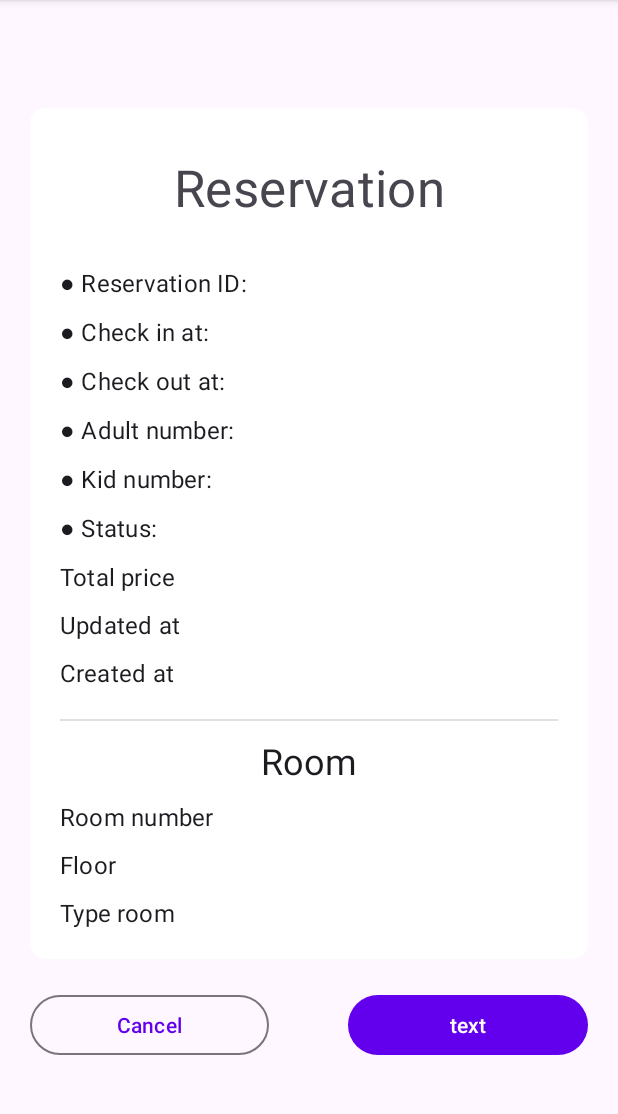
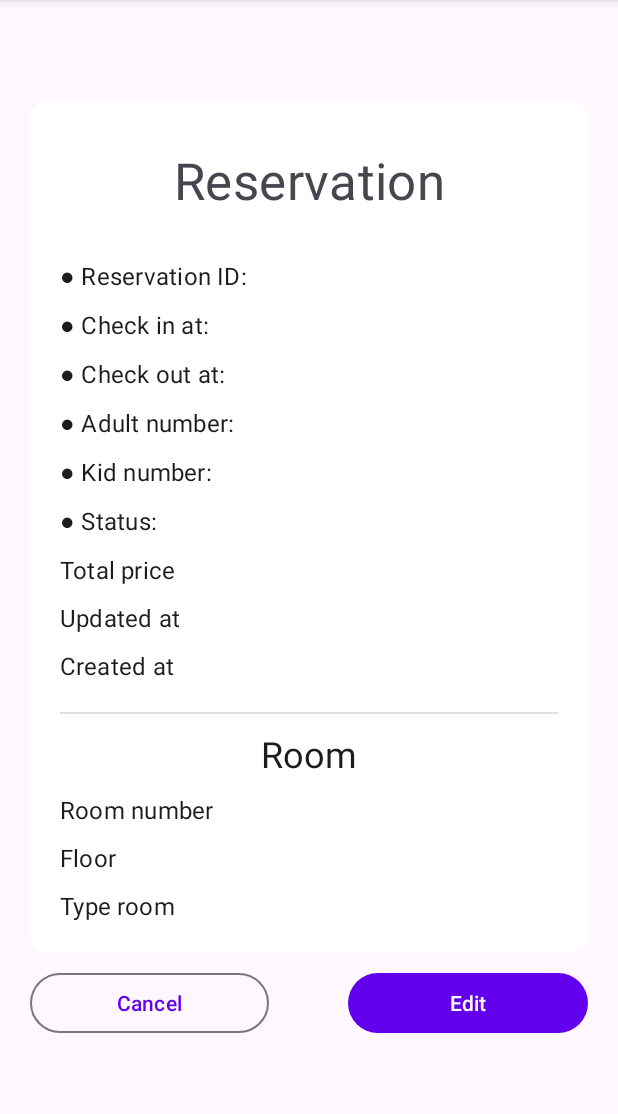
Before and after one commit to NghiaHaNgoc/HotelBookingApp, an Android app: the fragment ReservationHistoryDetailFragment shown on its own in the app's theme, on a phone screen of 412 x 824 dp, the part 96-1210 px from its top. Run offline under Robolectric (Android 15) with nearby library versions, the phone set to English and light mode, and no system bars; 8 statements that could not run were skipped.

Commit message:
Add PaymentFragment for reservation

```diff
--- a/app/src/main/java/com/hotel/hotel_booking_app/service/ApiService.java
+++ b/app/src/main/java/com/hotel/hotel_booking_app/service/ApiService.java
@@ -64,6 +64,10 @@ public class ApiService {
         return service.listReservation(getAuthorization());
     }
 
+    public Call<ApiResponse<Reservation>> cancelReservation(int id) {
+        return service.cancelReservation(getAuthorization(), id);
+    }
+
     private String getAuthorization() {
         return "Bearer " + context.getSharedPreferences("account",
                 Context.MODE_PRIVATE).getString("token", "");
--- a/app/src/main/java/com/hotel/hotel_booking_app/ui/reservation/ReservationFragment.java
+++ b/app/src/main/java/com/hotel/hotel_booking_app/ui/reservation/ReservationFragment.java
@@ -225,7 +225,6 @@ public class ReservationFragment extends Fragment {
                 public void onResponse(Call<ApiResponse<Reservation>> call,
                                        Response<ApiResponse<Reservation>> response) {
                     alertDialogLoading.dismiss();
-                    Reservation result = response.body().result;
                     if (response.body().status != 200) {
                         alertDialogError.setTitle(getResources().getString(R.string.out_of_room_title));
                         alertDialogError.setMessage(getResources().getString(R.string.out_of_room_message));
--- a/app/src/main/java/com/hotel/hotel_booking_app/ui/reservation_history/ReservationHistoryDetailFragment.java
+++ b/app/src/main/java/com/hotel/hotel_booking_app/ui/reservation_history/ReservationHistoryDetailFragment.java
@@ -104,6 +104,7 @@ public class ReservationHistoryDetailFragment extends Fragment {
         switch (reservation.status) {
             case 1:
                 statusRes = getResources().getString(R.string.status_waiting).toUpperCase();
+                binding.buttonReservationHistoryDetailPayment.setVisibility(View.VISIBLE);
                 break;
             case 2:
                 statusRes = getResources().getString(R.string.status_open).toUpperCase();
--- /dev/null
+++ b/app/src/main/res/drawable/qr_code_scanner.xml
@@ -0,0 +1,5 @@
+<vector xmlns:android="http://schemas.android.com/apk/res/android" android:height="24dp" android:tint="#000000" android:viewportHeight="24" android:viewportWidth="24" android:width="24dp">
+
+    <path android:fillColor="@android:color/white" android:pathData="M9.5,6.5v3h-3v-3H9.5M11,5H5v6h6V5L11,5zM9.5,14.5v3h-3v-3H9.5M11,13H5v6h6V13L11,13zM17.5,6.5v3h-3v-3H17.5M19,5h-6v6h6V5L19,5zM13,13h1.5v1.5H13V13zM14.5,14.5H16V16h-1.5V14.5zM16,13h1.5v1.5H16V13zM13,16h1.5v1.5H13V16zM14.5,17.5H16V19h-1.5V17.5zM16,16h1.5v1.5H16V16zM17.5,14.5H19V16h-1.5V14.5zM17.5,17.5H19V19h-1.5V17.5zM22,7h-2V4h-3V2h5V7zM22,22v-5h-2v3h-3v2H22zM2,22h5v-2H4v-3H2V22zM2,2v5h2V4h3V2H2z"/>
+
+</vector>
--- a/app/src/main/res/layout/fragment_reservation_history_detail.xml
+++ b/app/src/main/res/layout/fragment_reservation_history_detail.xml
@@ -1,9 +1,9 @@
 <?xml version="1.0" encoding="utf-8"?>
 <LinearLayout xmlns:android="http://schemas.android.com/apk/res/android"
+    xmlns:app="http://schemas.android.com/apk/res-auto"
     xmlns:tools="http://schemas.android.com/tools"
     android:layout_width="match_parent"
     android:layout_height="match_parent"
-    xmlns:app="http://schemas.android.com/apk/res-auto"
     android:gravity="center"
     android:orientation="vertical"
     tools:context=".ui.reservation_history.ReservationHistoryDetailFragment">
@@ -11,12 +11,13 @@
     <androidx.cardview.widget.CardView
         android:layout_width="match_parent"
         android:layout_height="wrap_content"
-        app:cardCornerRadius="10dp"
-        android:layout_margin="20dp">
+        android:layout_marginHorizontal="20dp"
+        app:cardCornerRadius="10dp">
 
         <LinearLayout
             android:layout_width="match_parent"
             android:layout_height="wrap_content"
+            android:gravity="center"
             android:orientation="vertical"
             android:padding="20dp">
 
@@ -25,9 +26,9 @@
                 android:layout_width="match_parent"
                 android:layout_height="wrap_content"
                 android:layout_marginTop="10dp"
+                android:layout_marginBottom="20dp"
                 android:gravity="center"
-                android:text="@string/reservation"
-                android:layout_marginBottom="20dp"/>
+                android:text="@string/reservation" />
 
             <TextView
                 android:id="@+id/text_reservation_history_detail_reservation_id"
@@ -140,13 +141,26 @@
                 android:text="@string/type_room"
 
                 />
+
+
         </LinearLayout>
     </androidx.cardview.widget.CardView>
+
+    <Button
+        android:id="@+id/button_reservation_history_detail_payment"
+        style="@style/Widget.Material3.Button.TonalButton"
+        android:layout_width="wrap_content"
+        android:layout_height="wrap_content"
+        android:layout_marginTop="10dp"
+        android:drawableLeft="@drawable/qr_code_scanner"
+        android:text="@string/payment"
+        android:visibility="gone" />
 
     <LinearLayout
         android:layout_width="match_parent"
         android:layout_height="wrap_content"
         android:layout_marginHorizontal="20dp"
+        android:layout_marginTop="10dp"
         android:orientation="horizontal">
 
         <Button
@@ -165,7 +179,7 @@
             android:layout_width="0dp"
             android:layout_height="wrap_content"
             android:layout_weight="3"
-            android:text="text" />
+            android:text="@string/edit" />
     </LinearLayout>
 
 </LinearLayout>
--- a/app/src/main/res/navigation/mobile_navigation.xml
+++ b/app/src/main/res/navigation/mobile_navigation.xml
@@ -45,6 +45,11 @@
         android:name="com.hotel.hotel_booking_app.ui.reservation.ReservationSuccessFragment"
         android:label="@string/reservation_success"
         tools:layout="@layout/fragment_reservation_success"/>
+    <fragment
+        android:id="@+id/nav_reservation_payment"
+        android:name="com.hotel.hotel_booking_app.ui.reservation.ReservationPaymentFragment"
+        android:label="@string/payment"
+        tools:layout="@layout/fragment_reservation_payment"/>
 
     <fragment
         android:id="@+id/nav_sign_in"
--- a/app/src/main/res/values/colors.xml
+++ b/app/src/main/res/values/colors.xml
@@ -8,4 +8,5 @@
     <color name="black">#FF000000</color>
     <color name="white">#FFFFFFFF</color>
     <color name="red">#FF0000</color>
+    <color name="yellow_700">#FBC02D</color>
 </resources>
--- a/app/src/main/res/values/strings.xml
+++ b/app/src/main/res/values/strings.xml
@@ -65,6 +65,11 @@
     <string name="checkout_at">Check out at</string>
     <string name="updated_at">Updated at</string>
     <string name="name">Name</string>
+    <string name="payment">Payment</string>
+    <string name="edit">Edit</string>
+    <string name="bank">Bank</string>
+    <string name="warning">Warning</string>
+    <string name="account_number">Account number</string>
 
     <string name="require_input_message">This field is required!</string>
     <string name="exceed_capacity_limit_message">Exceed capacity limit!</string>
@@ -72,6 +77,7 @@
     <string name="datetime_from_must_less_than_to_message">Datetime from must be less than datetime to!</string>
     <string name="out_of_room_title">Out of room!</string>
     <string name="out_of_room_message">Please select others time or select other type room.</string>
+    <string name="warning_payment_message">Please do not change the transfer amount and transfer content while making the transfer transaction.</string>
 
     <string name="app_name">Hotel-Booking-App</string>
     <string name="navigation_drawer_open">Open navigation drawer</string>
```
Also changed, not shown: app/src/main/java/com/hotel/hotel_booking_app/model/Payment.java (added, +24 -0 lines), app/src/main/java/com/hotel/hotel_booking_app/ui/reservation/ReservationPaymentFragment.java (added, +90 -0 lines), app/src/main/java/com/hotel/hotel_booking_app/ui/reservation/ReservationSuccessFragment.java (+8 -0 lines), app/src/main/res/layout/fragment_reservation_payment.xml (added, +83 -0 lines), app/src/main/res/layout/fragment_reservation_success.xml (+16 -1 lines).
